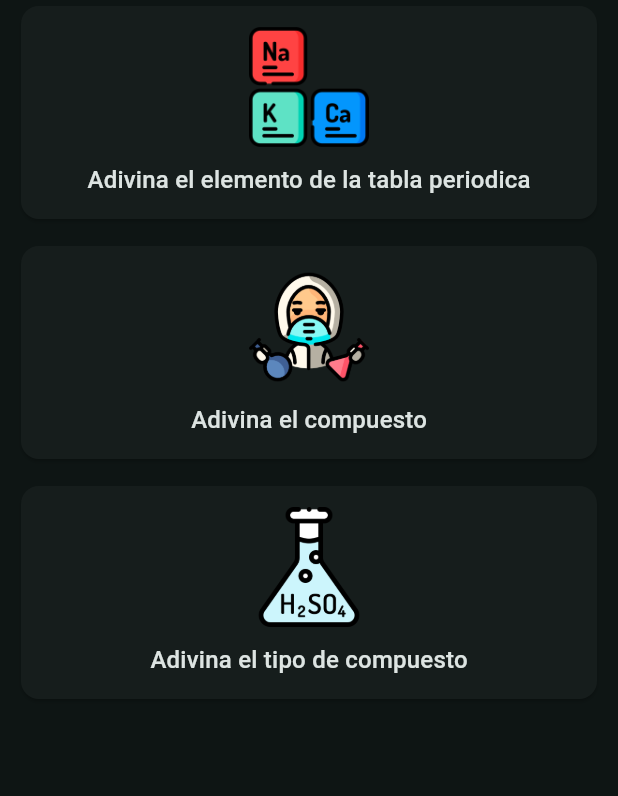
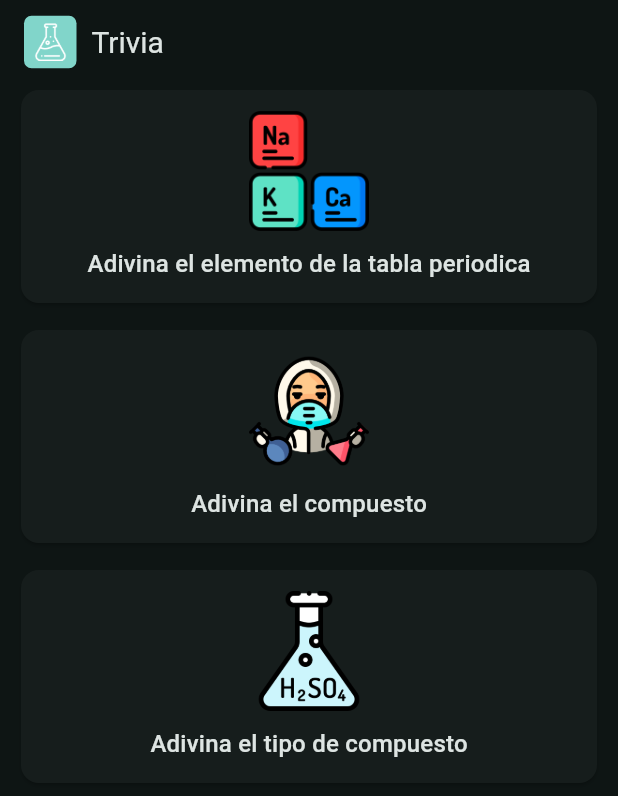
Before and after one commit to LarzlRael/chemistry_app, a Flutter app: the GamesPage screen opened by its route, on a phone screen of 412 x 824 dp. Shown: the top 796 px of the screen. Run offline on Flutter 3.47's test engine with Material 3 defaults, Android fonts, the phone set to English and light mode, and no system bars; our stand-ins replace animate_do, auto_size_text, buttons_tabbar, cloud_firestore, firebase_core, firebase_messaging and 17 more; missing offline and left inert: dart:ffi, flutter_pdfview, roulette, shake; accounts and stored records are empty; generated files the repository leaves out were written again.

Commit message:
new version released 1.1.7

```diff
--- a/lib/constants/enviroments.dart
+++ b/lib/constants/enviroments.dart
@@ -1,13 +1,13 @@
 import 'package:flutter_dotenv/flutter_dotenv.dart';
 
-class Enviroment {
-  static initEnviroment() async {
+class Environment {
+  static initEnvironment() async {
     await dotenv.load(
       fileName: '.env',
     );
   }
 
-  static String adIntersitialId = dotenv.env['AD_INTERSITIAL_ID'] ??
+  static String adInterstitialId = dotenv.env['AD_INTERSITIAL_ID'] ??
       "ca-app-pub-3940256099942544/1033173712";
   static String adBannerId =
       dotenv.env['AD_BANNER_ID'] ?? "ca-app-pub-3940256099942544/1033173712";
--- a/lib/main.dart
+++ b/lib/main.dart
@@ -12,7 +12,7 @@ import 'package:templat_project/services/firebase/remote_config.dart';
 import 'package:firebase_core/firebase_core.dart';
 
 void main() async {
-  await Enviroment.initEnviroment();
+  await Environment.initEnvironment();
   await LocalNotification.initializeLocalNotification();
   await AdmobPlugin.initialize();
   await Firebase.initializeApp(
--- a/lib/pages/games/games_page.dart
+++ b/lib/pages/games/games_page.dart
@@ -46,11 +46,9 @@ class GamesPage extends StatelessWidget {
       ),
     ];
     return Scaffold(
-      /* appBar: AppBar(
-        backgroundColor: Colors.transparent,
-        elevation: 0,
-        title: Text("Selecciona un juego"),
-      ), */
+      appBar: MainAppBar(
+        titlePage: "Trivia",
+      ),
       body: Container(
         padding: EdgeInsets.symmetric(horizontal: 10),
         child: ListView.builder(
--- a/lib/pages/games/guess_compound_game.dart
+++ b/lib/pages/games/guess_compound_game.dart
@@ -18,7 +18,7 @@ class GuessCompoundGame extends HookConsumerWidget {
       generateCompoundGuessGame(),
     );
 
-    final interstiatAdProviderN = ref.read(interstiatAdProvider.notifier);
+    final interstiatAdProviderN = ref.read(interstitialAdProvider.notifier);
     final colorSchema = Theme.of(context).colorScheme;
     useEffect(() {
       if (isCorrect.value) {
@@ -58,7 +58,7 @@ class GuessCompoundGame extends HookConsumerWidget {
                         durationMilliseconds: compoundTimeMilliseconds,
                         onTimerFinish: () {
                           interstiatAdProviderN
-                              .addCounterIntersitialAdAndShow();
+                              .addCounterInterstitialAdAndShow();
                           Navigator.push(
                             context,
                             MaterialPageRoute(
--- a/lib/pages/games/guess_periodic_element.dart
+++ b/lib/pages/games/guess_periodic_element.dart
@@ -17,7 +17,7 @@ class GuessPeriodicElement extends HookConsumerWidget {
     final correctAnswerAmount = useState(0);
 
     final colorSchema = Theme.of(context).colorScheme;
-    final interstiatAdProviderN = ref.read(interstiatAdProvider.notifier);
+    final interstiatAdProviderN = ref.read(interstitialAdProvider.notifier);
 
     useEffect(() {
       if (isCorrect.value) {
@@ -53,7 +53,7 @@ class GuessPeriodicElement extends HookConsumerWidget {
                       height: 15,
                       durationMilliseconds: periodicTimeMilliseconds,
                       onTimerFinish: () {
-                        interstiatAdProviderN.addCounterIntersitialAdAndShow();
+                        interstiatAdProviderN.addCounterInterstitialAdAndShow();
                         Navigator.push(
                           context,
                           MaterialPageRoute(
--- a/lib/pages/games/guess_type_compound_game.dart
+++ b/lib/pages/games/guess_type_compound_game.dart
@@ -16,7 +16,7 @@ class GuessTypeCompoundGame extends HookConsumerWidget {
     final correctAnswerAmount = useState<int>(0);
     final compoundGuessGame = useState<CompoundGuessGame?>(null);
     final colorSchema = Theme.of(context).colorScheme;
-    final interstiatAdProviderN = ref.read(interstiatAdProvider.notifier);
+    final interstiatAdProviderN = ref.read(interstitialAdProvider.notifier);
 
     List<Compound> compoundsByType() {
       List<Compound> listCompounds = [];
@@ -133,7 +133,7 @@ class GuessTypeCompoundGame extends HookConsumerWidget {
                       height: 15,
                       durationMilliseconds: compoundTimeMilliseconds,
                       onTimerFinish: () {
-                        interstiatAdProviderN.addCounterIntersitialAdAndShow();
+                        interstiatAdProviderN.addCounterInterstitialAdAndShow();
                         Navigator.push(
                           context,
                           MaterialPageRoute(
--- a/lib/pages/perodice_table/periodic_table_page.dart
+++ b/lib/pages/perodice_table/periodic_table_page.dart
@@ -33,8 +33,7 @@ class PeriodicTablePage extends HookWidget {
             ? TextField(
                 autofocus: true,
                 decoration: InputDecoration(
-                  hintText:
-                      getTOneRandomElement(listPeriodicTable.value).nombre,
+                  hintText: getTOneRandomElement(listPeriodicTable.value).name,
                   border: InputBorder.none,
                   /* hintStyle: TextStyle(color: Colors.white), */
                 ),
--- a/lib/plugin/admob_plugin.dart
+++ b/lib/plugin/admob_plugin.dart
@@ -4,8 +4,8 @@ import 'package:google_mobile_ads/google_mobile_ads.dart';
 import 'package:templat_project/constants/enviroments.dart';
 
 /* change this for env   */
-final adBannerId = Enviroment.adBannerId;
-final adIntersitialId = Enviroment.adIntersitialId;
+final adBannerId = Environment.adBannerId;
+final adIntersitialId = Environment.adInterstitialId;
 
 class AdmobPlugin {
   static Future<void> initialize() async {
--- a/lib/provider/notification_provider.dart
+++ b/lib/provider/notification_provider.dart
@@ -62,7 +62,7 @@ class NotificationNotifier extends StateNotifier<NotificationState> {
     final packageInfo = await PackageInfo.fromPlatform();
 
     final request = await Request.sendRequest(RequestType.post,
-        '${Enviroment.serverToken}/notifications/saveDeviceId',
+        '${Environment.serverToken}/notifications/saveDeviceId',
         body: {
           'token': isThereToken!,
           'packageName': packageInfo.packageName,
--- a/lib/theme/theme.dart
+++ b/lib/theme/theme.dart
@@ -71,6 +71,5 @@ class AppTheme2 {
         useMaterial3: true,
         colorSchemeSeed: Color(0xff40E0D0),
         brightness: isDarkmode ? Brightness.dark : Brightness.light,
-
       );
 }
--- /dev/null
+++ b/lib/widgets/share/main_app_bar.dart
@@ -0,0 +1,52 @@
+part of '../widgets.dart';
+
+class MainAppBar extends StatelessWidget implements PreferredSizeWidget {
+  const MainAppBar(
+      {super.key,
+      this.actions,
+      this.titlePage,
+      this.center = false,
+      this.titleWidget});
+  final List<Widget>? actions;
+  final String? titlePage;
+  final bool center;
+  final Widget? titleWidget;
+  @override
+  Widget build(BuildContext context) {
+    final colorScheme = Theme.of(context).colorScheme;
+    return AppBar(
+      actions: actions,
+      centerTitle: center,
+      /* backgroundColor: Colors.transparent, */
+      /* actions: actionsByPage[indexBottomNavbar.value], */
+      elevation: 0,
+      title: titleWidget ??
+          Row(
+            mainAxisAlignment: MainAxisAlignment.start,
+            children: [
+              Container(
+                decoration: BoxDecoration(
+                  color: colorScheme.primary,
+                  borderRadius: BorderRadius.circular(5),
+                ),
+                padding: const EdgeInsets.all(5),
+                child: Image.asset(
+                  ghostLogo,
+                  width: 25,
+                  height: 25,
+                ),
+              ),
+              const SizedBox(width: 10),
+              SimpleText(
+                titlePage ?? appName,
+                fontSize: 20,
+              ),
+            ],
+          ),
+      /* centerTitle: true, */
+    );
+  }
+
+  @override
+  Size get preferredSize => const Size.fromHeight(kToolbarHeight);
+}
--- a/lib/widgets/widgets.dart
+++ b/lib/widgets/widgets.dart
@@ -15,6 +15,7 @@ import 'package:font_awesome_flutter/font_awesome_flutter.dart';
 import 'package:go_router/go_router.dart';
 import 'package:google_mobile_ads/google_mobile_ads.dart';
 import 'package:templat_project/constants/compund_colors.dart';
+import 'package:templat_project/constants/constant.dart';
 import 'package:templat_project/data/constants_elementes.dart';
 import 'package:templat_project/data/periodic_table_data.dart';
 import 'package:templat_project/models/models.dart';
@@ -39,6 +40,7 @@ part 'cards/card_detail_compound.dart';
 part 'cards/cards_elements_valences.dart';
 part 'cards/card_instruction_container.dart';
 part 'cards/card_sales.dart';
+part 'share/main_app_bar.dart';
 part 'cards/circle_presentation.dart';
 part 'cards/card_select_option.dart';
 part 'ads/banner_ad.dart';
--- a/pubspec.yaml
+++ b/pubspec.yaml
@@ -16,7 +16,7 @@ publish_to: 'none' # Remove this line if you wish to publish to pub.dev
 # https://developer.apple.com/library/archive/documentation/General/Reference/InfoPlistKeyReference/Articles/CoreFoundationKeys.html
 # In Windows, build-name is used as the major, minor, and patch parts
 # of the product and file versions while build-number is used as the build suffix.
-version: 1.1.0+5
+version: 1.1.0+6
 
 environment:
   sdk: '>=2.19.6 <3.0.0'
```
Also changed, not shown: lib/pages/compounds/compounds_page.dart (+53 -13 lines), lib/pages/elements_page.dart (+21 -1 lines), lib/pages/home_page.dart (+1 -53 lines), lib/provider/ad_provider.dart (+13 -13 lines), 1 other file.
